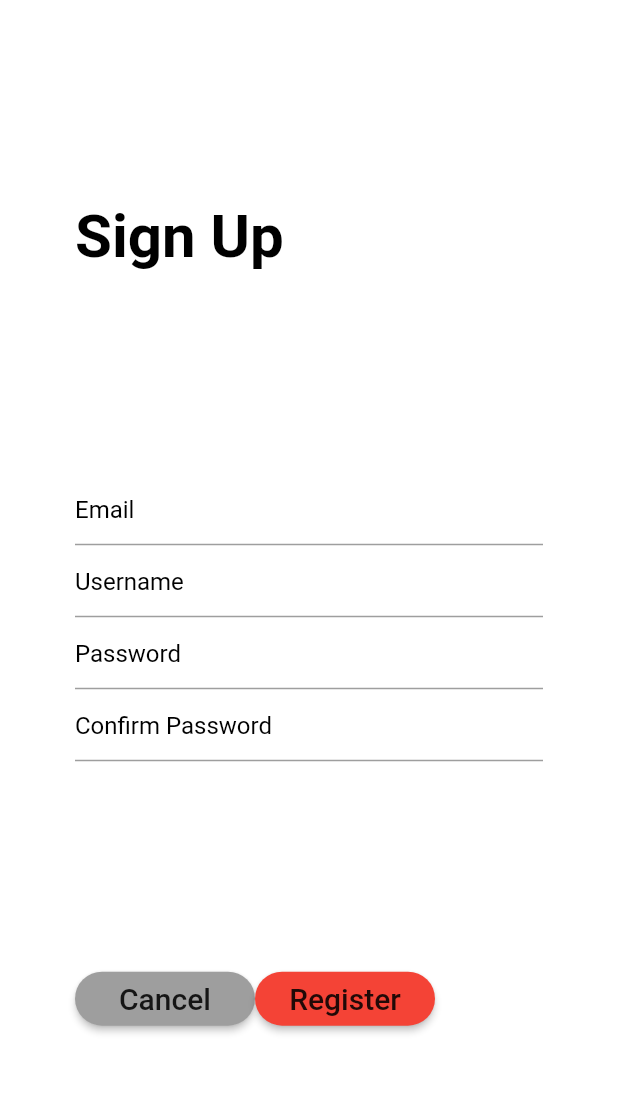
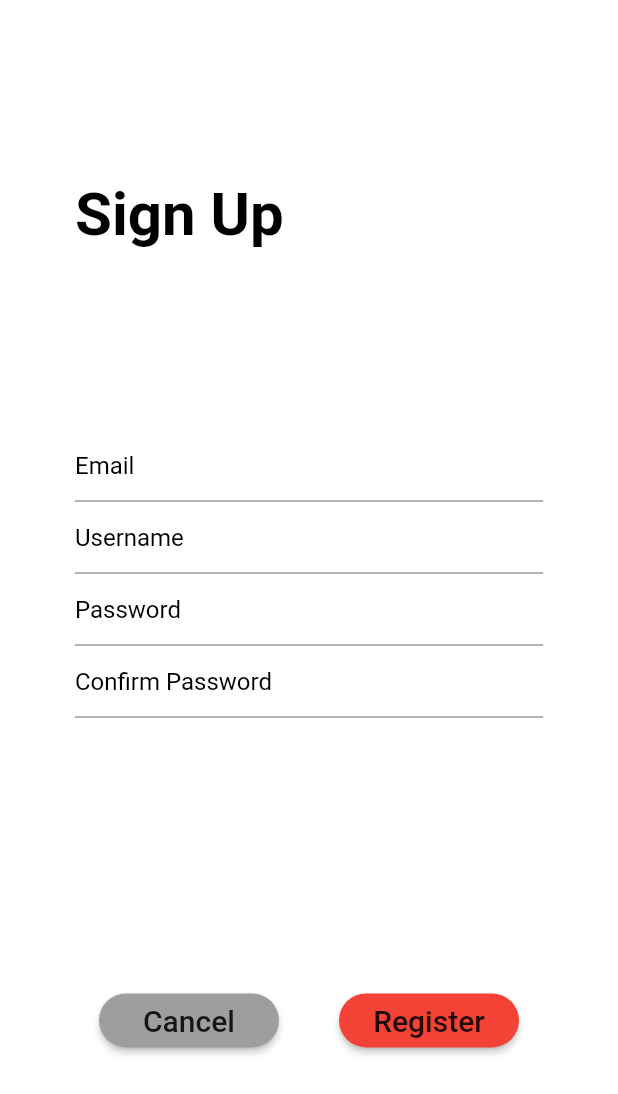
Before and after one commit to raj-610/hotelmanagement, a Flutter app: the screen it shows after launch, on a phone screen of 412 x 824 dp. Shown: the top 1094 px of the screen. Run offline on Flutter 3.47's test engine with Material 2 defaults, Android fonts, the phone set to English and light mode, and no system bars.

Commit message:
signup page edited

```diff
--- a/Project/Hotelmanagement/lib/pages/SignUp_Page.dart
+++ b/Project/Hotelmanagement/lib/pages/SignUp_Page.dart
@@ -11,7 +11,7 @@ class SignUp extends StatelessWidget {
                 ),
               );
   }
-  Widget button({@required String? buttonName,required Color color}){
+  Widget button({@required String? buttonName,required Color color,@required Color? textColor}){
     return Container(
                     width: 120,
                     child: RaisedButton(
@@ -46,7 +46,9 @@ class SignUp extends StatelessWidget {
                 fontSize: 40,
                 ),
               ),
-              Column(
+              Container(
+                height: 250,
+                child: Column(
                   children: [
                 textField(
                   hintText: "Email",
@@ -62,14 +64,20 @@ class SignUp extends StatelessWidget {
                     ),
                   ],
                 ),
+              ),
               Row(
+                mainAxisAlignment: MainAxisAlignment.center,
                 children: [
                   button(
                     buttonName: "Cancel",
-                    color: Colors.grey),
+                    color: Colors.grey,
+                    textColor: Colors.black),
+                    SizedBox(width: 40,),
                   button(
                     buttonName: "Register",
-                    color: Colors.red)
+                    color: Colors.red,
+                    textColor: Colors.white
+                    ),
 
                 ],
               ),
```
Lines whose indentation alone changed are shown as unchanged.
